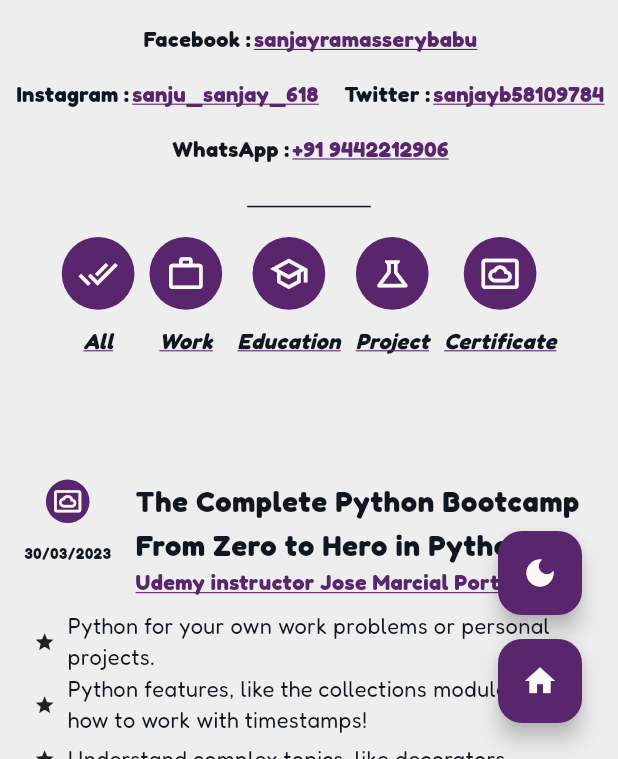
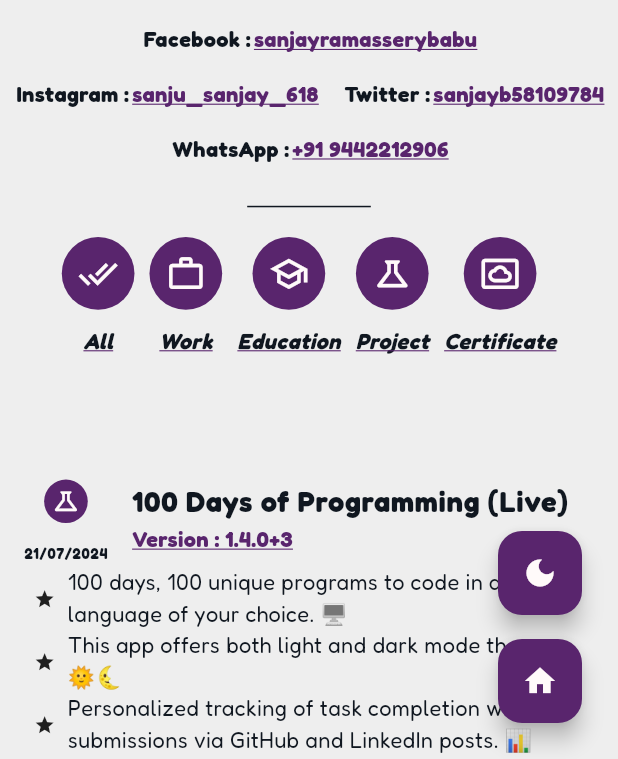
Before and after one commit to sanjay-rb/sanjay-rb.github.io, a Flutter app: the screen it shows after launch, on a phone screen of 412 x 824 dp, the part 477-1236 px from its top. Run offline on Flutter 3.47's test engine with Material 3 defaults, Android fonts, the phone set to English and light mode, and no system bars; drawn by our look-alikes of flutter_animate; our stand-ins replace get, google_fonts, url_strategy.

Commit message:
Added 100 days of flutter

```diff
--- a/lib/app/constants/project_constant.dart
+++ b/lib/app/constants/project_constant.dart
@@ -2,6 +2,22 @@
 import 'package:sanjayrb/app/data/models/timeline_model.dart';
 
 List<TimelineModel> project = [
+  TimelineModel(
+    title: "100 Days of Programming",
+    subTitle: "Version : 1.4.0+3",
+    date: DateTime(2024, 07, 21),
+    type: TimelineTypeConstant.project,
+    isLive: true,
+    link:
+        "https://play.google.com/store/apps/details?id=com.sanjoke.hundred_days_of_programming",
+    points: [
+      '100 days, 100 unique programs to code in any language of your choice. 🖥️',
+      'This app offers both light and dark mode themes. 🌞🌜',
+      'Personalized tracking of task completion with submissions via GitHub and LinkedIn posts. 📊',
+      'Maintain your streak and stand out. 🌟',
+      'By sharing task completions, you can network on LinkedIn and document your progress on GitHub. 🤝📚'
+    ],
+  ),
   TimelineModel(
     title: "100 Days of Flutter",
     subTitle: "Version : (5) 1.2.7",
```
Also changed, not shown: 1 other file.
